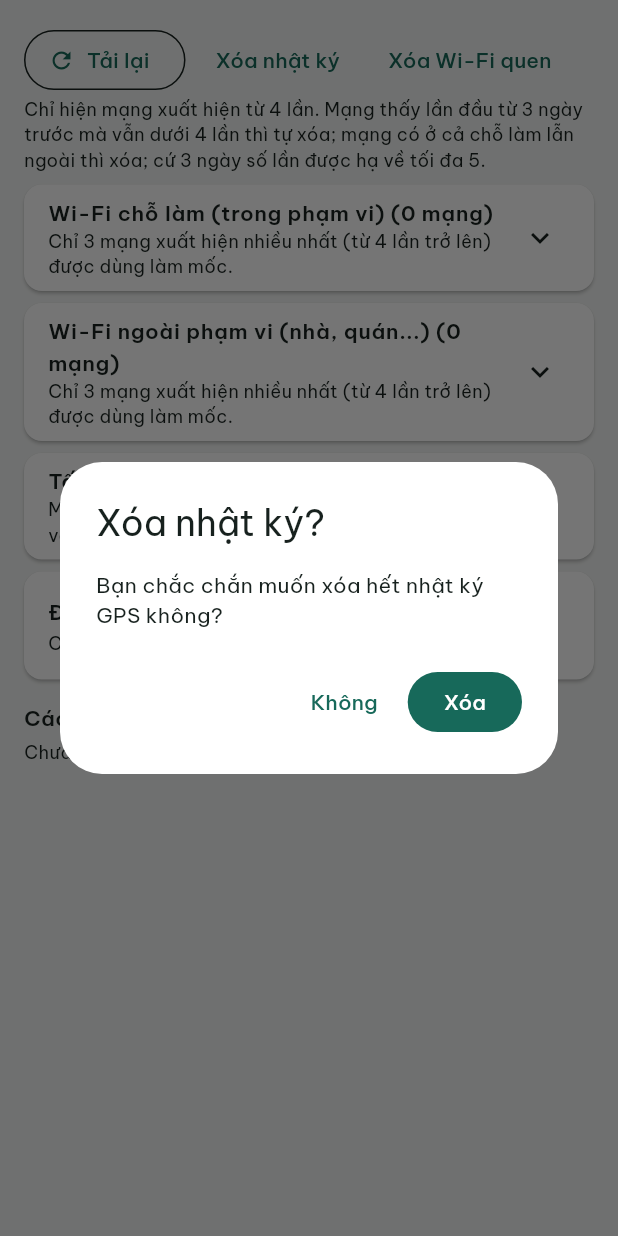
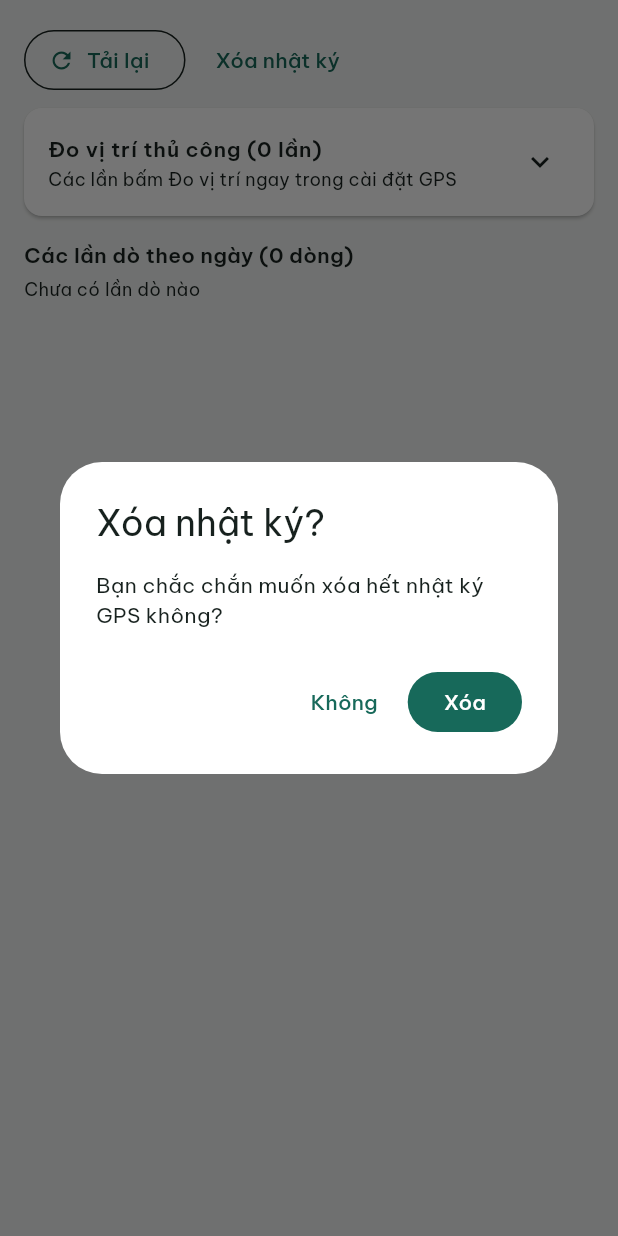
Before and after one commit to AissNguyen/cham-cong-don-gian, a Flutter app: the GpsLogView widget shown alone on an empty page, opened directly, after a tap on "Xóa nhật ký", on a phone screen of 412 x 824 dp. Run offline on Flutter 3.47's test engine with Material 3 defaults, Android fonts, the phone set to English and light mode, and no system bars; our stand-ins replace audioplayers, cloud_firestore, file_picker, firebase_analytics, firebase_core, firebase_crashlytics and 8 more; missing offline and left inert: android_alarm_manager_plus, excel, flutter_foreground_task, home_widget, wifi_scan; accounts and stored records are empty.

Commit message:
GPS: chỉ dùng GPS, bỏ Wi-Fi; 3 lần không dò ra vị trí thì coi như ở chỗ làm
Định vị tắt thì không kết luận. Sửa giới hạn trễ để mốc chấm vào luôn dò đủ 3 lần.

Co-Authored-By: Claude Opus 5.5 <noreply@anthropic.com>

```diff
--- a/lib/ui/settings/gps_log_view.dart
+++ b/lib/ui/settings/gps_log_view.dart
@@ -1,12 +1,12 @@
 /// Màn "Nhật ký GPS": từng lần dò (mốc giờ, dò cho việc gì, GPS cách bao xa, Wi-Fi thấy gì, app quyết
-/// định gì) và hai danh sách Wi-Fi quen. Dùng khi người dùng đang thử chấm công GPS.
+/// định gì) và các lần đo vị trí thủ công. Dùng khi người dùng đang thử chấm công GPS. (Từ 2026-10-23 app
+/// không còn dùng Wi-Fi; dòng Wi-Fi chỉ còn ở nhật ký cũ.)
 library;
 
 import 'package:flutter/material.dart';
 
 import '../../gps/gps_log.dart';
 import '../../gps/gps_manual.dart';
-import '../../gps/gps_wifi.dart';
 import 'gps_measure_dialog.dart';
 import 'number_inputs.dart';
 
@@ -20,7 +20,6 @@ class GpsLogView extends StatefulWidget {
 class _GpsLogViewState extends State<GpsLogView> {
   List<GpsLogEntry> _log = const [];
   List<ManualGpsCheck> _manual = const [];
-  KnownWifiLists _wifi = const KnownWifiLists();
   bool _loading = true;
 
   @override
@@ -31,13 +30,11 @@ class _GpsLogViewState extends State<GpsLogView> {
 
   Future<void> _load() async {
     final log = await readGpsLog();
-    final wifi = await readKnownWifi();
     final manual = await readManualChecks();
     if (!mounted) return;
     setState(() {
       _log = log;
       _manual = manual;
-      _wifi = wifi;
       _loading = false;
     });
   }
@@ -51,84 +48,6 @@ class _GpsLogViewState extends State<GpsLogView> {
     if (!ok) return;
     await clearGpsLog();
     await _load();
-  }
-
-  Future<void> _clearWifi() async {
-    final ok = await confirmAsk(
-      context,
-      title: 'Xóa Wi-Fi quen?',
-      text: 'Bạn chắc chắn muốn xóa cả hai danh sách Wi-Fi quen không? App sẽ tự học lại từ đầu.',
-      yes: 'Xóa',
-    );
-    if (!ok) return;
-    await clearKnownWifi();
-    await _load();
-  }
-
-  /// Mỗi tên mạng một khối: số lần xuất hiện, số ngày, có đang được dùng để chấm không, các mốc theo ngày.
-  /// [allSeen]: danh sách mọi mạng đã thấy (chỉ để xem), không ghi chuyện dùng làm mốc.
-  Widget _wifiList(String title, List<KnownWifi> list, Set<String> ambiguous, {bool allSeen = false}) {
-    final muted = TextStyle(fontSize: 12, color: Theme.of(context).colorScheme.onSurfaceVariant);
-    final accent = TextStyle(fontSize: 12, fontWeight: FontWeight.w600, color: Theme.of(context).colorScheme.primary);
-    final all = groupWifi(list);
-    // Mạng xuất hiện dưới [wifiMinSightings] lần thì ẩn (app vẫn đếm ngầm).
-    final shown = all.where((g) => g.sightings >= wifiMinSightings).toList();
-    final named = shown.where((g) => g.name.isNotEmpty).toList();
-    final nameless = shown.where((g) => g.name.isEmpty).expand((g) => g.members).toList();
-    final used = allSeen ? <String>{} : _wifi.trusted(list).map((g) => g.name).toSet();
-
-    Widget group(WifiGroup g, String name) {
-      final byDay = <String, List<DateTime>>{};
-      for (final m in g.marks) {
-        (byDay[_dm(m)] ??= []).add(m);
-      }
-      final shared = g.members.any((w) => ambiguous.contains(w.bssid));
-      return Padding(
-        padding: const EdgeInsets.only(top: 8),
-        child: Column(
-          crossAxisAlignment: CrossAxisAlignment.start,
-          children: [
-            Text(
-              '$name · xuất hiện ${g.sightings} lần · ${g.days.length} ngày'
-              '${g.members.length > 1 ? ' · ${g.members.length} thiết bị phát' : ''}',
-              style: const TextStyle(fontSize: 13, fontWeight: FontWeight.w600),
-            ),
-            if (!allSeen && g.name.isNotEmpty && used.contains(g.name))
-              Text('Đang dùng làm mốc chấm công', style: accent)
-            else if (!allSeen && isPhoneHotspot(g.name))
-              Text('Không dùng: Wi-Fi do điện thoại phát', style: muted)
-            else if (!allSeen)
-              Text('Chưa dùng: chỉ $wifiTopNetworks mạng xuất hiện nhiều nhất được dùng', style: muted),
-            if (shared && !allSeen) Text('Có ở cả chỗ làm lẫn ngoài, sẽ bị xóa', style: muted),
-            for (final e in byDay.entries.take(7))
-              Text('${e.key}: ${(e.value..sort()).map(_hm).join(', ')}', style: muted),
-            if (byDay.length > 7) Text('… và ${byDay.length - 7} ngày trước đó', style: muted),
-            if (g.marks.isEmpty) Text('Học từ bản trước, chưa thấy lại', style: muted),
-          ],
-        ),
-      );
-    }
-
-    return _fold(
-      title: '$title (${named.length} mạng)',
-      subtitle: allSeen
-          ? 'Mọi mạng quét được ở mọi lần dò, kể cả sóng yếu và lúc mất GPS. Chỉ để xem.'
-          : 'Chỉ $wifiTopNetworks mạng xuất hiện nhiều nhất (từ $wifiMinSightings lần trở lên) được dùng làm mốc.',
-      children: [
-        if (list.isEmpty) Padding(padding: const EdgeInsets.only(top: 2), child: Text('Chưa có', style: muted)),
-        // Cho thấy app vẫn đang đếm, kẻo tưởng danh sách trống là mất dữ liệu.
-        if (all.length > shown.length)
-          Padding(
-            padding: const EdgeInsets.only(top: 2),
-            child: Text(
-              'Đang đếm ngầm thêm ${all.length - shown.length} mạng chưa đủ $wifiMinSightings lần (chưa hiện).',
-              style: muted,
-            ),
-          ),
-        for (final g in named) group(g, g.name),
-        if (nameless.isNotEmpty) group(WifiGroup('', nameless), '(chưa biết tên)'),
-      ],
-    );
   }
 
   /// Khung gập: bấm tiêu đề mới sổ ra.
@@ -185,7 +104,6 @@ class _GpsLogViewState extends State<GpsLogView> {
   Widget build(BuildContext context) {
     if (_loading) return const Center(child: CircularProgressIndicator());
     final muted = TextStyle(fontSize: 12, color: Theme.of(context).colorScheme.onSurfaceVariant);
-    final ambiguous = _wifi.ambiguous;
     // Gom các lần dò theo ngày của mốc, ngày mới nhất trước.
     final byDay = <String, List<GpsLogEntry>>{};
     for (final e in _log) {
@@ -202,18 +120,8 @@ class _GpsLogViewState extends State<GpsLogView> {
             children: [
               OutlinedButton.icon(onPressed: _load, icon: const Icon(Icons.refresh), label: const Text('Tải lại')),
               TextButton(onPressed: _clearLog, child: const Text('Xóa nhật ký')),
-              TextButton(onPressed: _clearWifi, child: const Text('Xóa Wi-Fi quen')),
             ],
           ),
-          Text(
-            'Chỉ hiện mạng xuất hiện từ $wifiMinSightings lần. Mạng thấy lần đầu từ $wifiPruneAfterDays ngày trước mà vẫn dưới '
-            '$wifiMinSightings lần thì tự xóa; mạng có ở cả chỗ làm lẫn ngoài thì xóa; cứ $wifiResetEveryDays ngày số lần được hạ về '
-            'tối đa $wifiResetTo.',
-            style: muted,
-          ),
-          _wifiList('Wi-Fi chỗ làm (trong phạm vi)', _wifi.work, ambiguous),
-          _wifiList('Wi-Fi ngoài phạm vi (nhà, quán...)', _wifi.outside, ambiguous),
-          _wifiList('Tất cả Wi-Fi đã thấy', _wifi.all, ambiguous, allSeen: true),
           _fold(
             title: 'Đo vị trí thủ công (${_manual.length} lần)',
             subtitle: 'Các lần bấm Đo vị trí ngay trong cài đặt GPS',
--- a/lib/ui/settings/settings_sections_extra.dart
+++ b/lib/ui/settings/settings_sections_extra.dart
@@ -347,22 +347,21 @@ class GpsSection extends StatelessWidget {
               padding: const EdgeInsets.only(top: 8),
               child: Text(
                 'Chấm vào: dò chính ở phút 00 và 30, ở chỗ làm thì giờ vào là đúng mốc đó. Dò trước ở phút 45 '
-                'và 15 để biết điện thoại còn bắt được GPS; lần dò chính mất sóng mà lần dò trước bắt được thì '
-                'vẫn chấm vào.\n'
+                'và 15 để biết điện thoại còn bắt được GPS.\n'
                 'Chấm ra: sau khi vào, dò ở phút 15 và 45. Ra khỏi phạm vi chỗ làm thì giờ ra là x:00 (dò phút '
                 '15) hoặc x:30 (dò phút 45). Không dò ra vị trí thì coi như vẫn đang làm.\n'
                 'Đã chấm ra: dò lại 3 lần, cách nhau 1 tiếng; còn ở chỗ làm hoặc không dò ra vị trí thì bỏ giờ ra, '
                 'tính công tiếp. Giờ ra bạn tự bấm thì máy không đụng tới.\n'
-                'Mỗi lần không dò ra vị trí thì thử lại 2 lần, cách 3 phút. Lúc mất GPS máy xem Wi-Fi quen (tự học, '
-                'không cần mật khẩu): Wi-Fi chỗ làm là đang ở chỗ làm, Wi-Fi ở ngoài (nhà...) là đã về. Hãy để Wi-Fi '
-                'của điện thoại ở chế độ bật.',
+                'Mỗi lần không dò ra vị trí thì thử lại 2 lần, cách 3 phút. Cả 3 lần đều không ra thì coi như bạn '
+                'đang ở chỗ làm (trong xưởng hay mất sóng GPS). Riêng khi định vị của điện thoại bị tắt thì máy '
+                'không tự chấm gì.',
                 style: TextStyle(fontSize: 12, color: Theme.of(context).colorScheme.onSurfaceVariant),
               ),
             ),
             const SizedBox(height: 8),
             OutlinedButton.icon(
               icon: const Icon(Icons.receipt_long_outlined),
-              label: const Text('Nhật ký GPS và Wi-Fi quen'),
+              label: const Text('Nhật ký GPS'),
               onPressed: () => Navigator.of(context).push(
                 MaterialPageRoute<void>(
                   builder: (_) => Scaffold(
```
Also changed, not shown: lib/domain/gps_engine.dart (+31 -26 lines), lib/gps/gps_task_handler.dart (+38 -46 lines), 2 other files.
